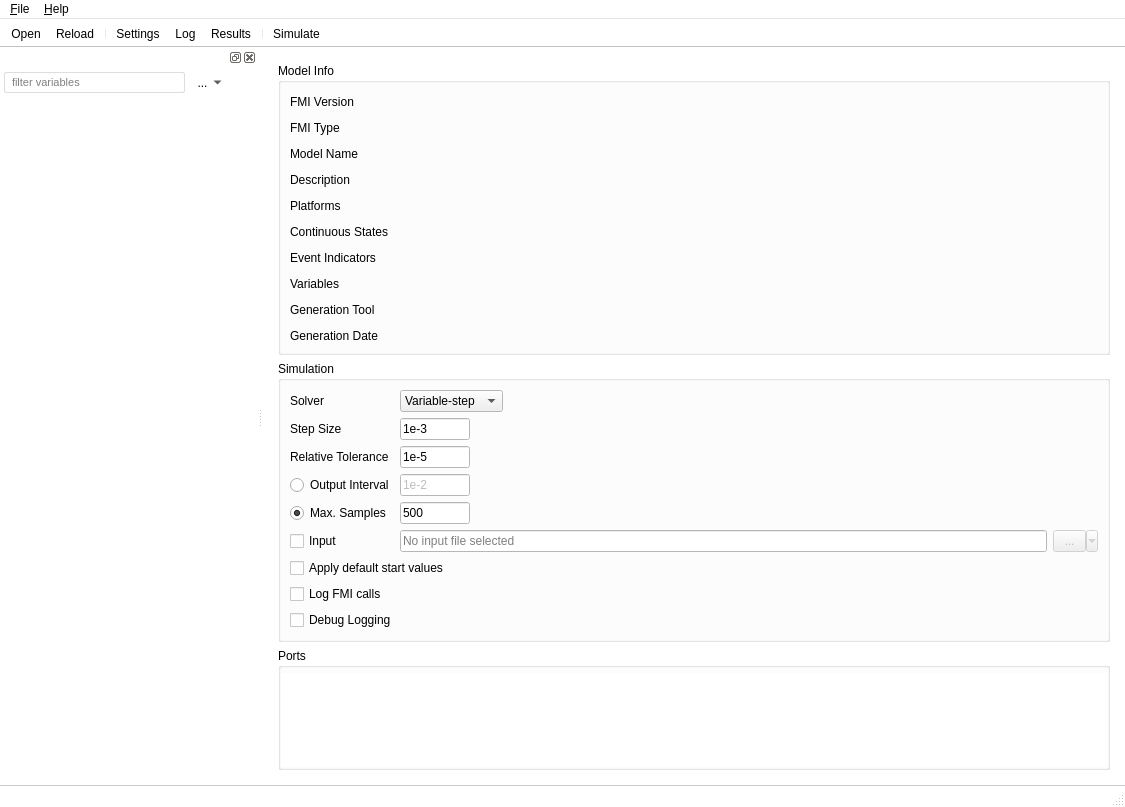
Qt form fmpy/gui/forms/MainWindow.ui (CATIA-Systems/FMPy) before a commit.
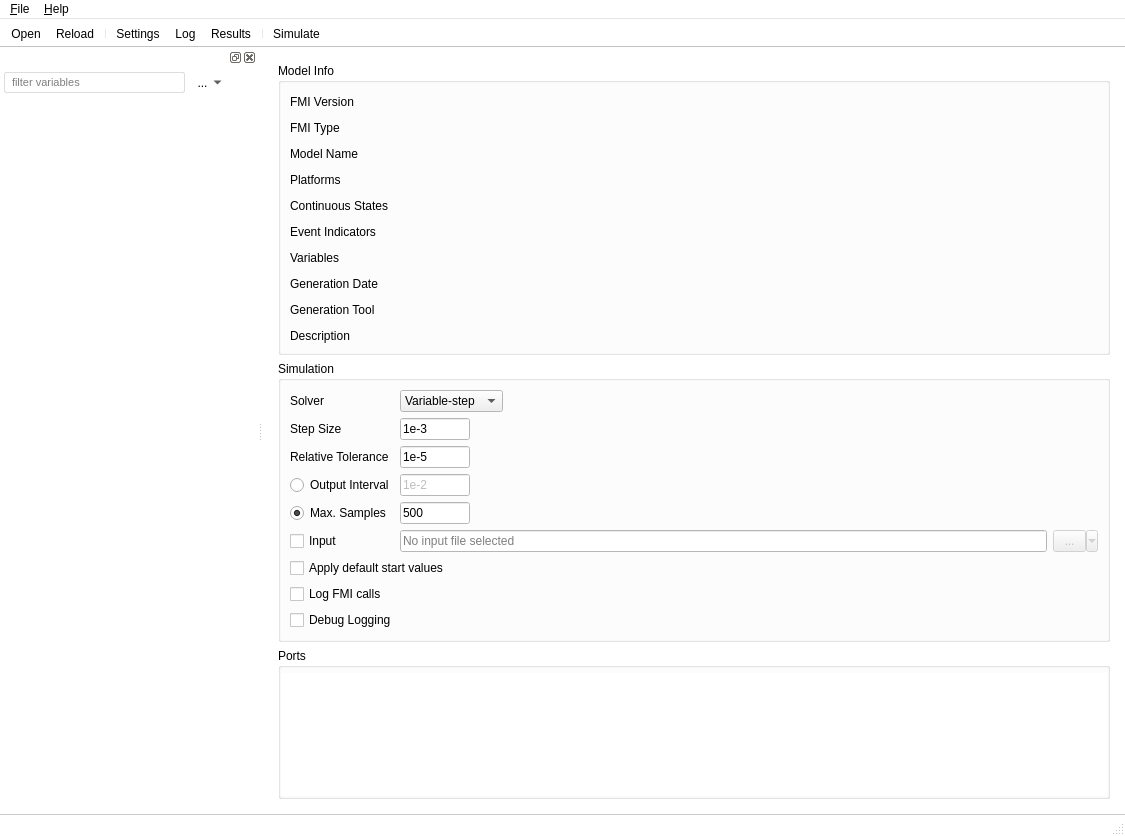
The same form after that commit. The open tabs and pages were chosen to show the change. Icons and pictures are not drawn. Custom widgets are drawn as their Qt base class.

Commit message:
Show scaled model.png in "Model Info"
and full size as tooltip

The edit to the form file:
```diff
--- a/fmpy/gui/forms/MainWindow.ui
+++ b/fmpy/gui/forms/MainWindow.ui
@@ -7,7 +7,7 @@
     <x>0</x>
     <y>0</y>
     <width>1125</width>
-    <height>807</height>
+    <height>836</height>
    </rect>
   </property>
   <property name="palette">
@@ -334,142 +334,6 @@
            <property name="verticalSpacing">
             <number>12</number>
            </property>
-           <item row="10" column="0">
-            <widget class="QLabel" name="label_7">
-             <property name="sizePolicy">
-              <sizepolicy hsizetype="Minimum" vsizetype="Preferred">
-               <horstretch>0</horstretch>
-               <verstretch>0</verstretch>
-              </sizepolicy>
-             </property>
-             <property name="text">
-              <string>Generation Tool</string>
-             </property>
-             <property name="alignment">
-              <set>Qt::AlignLeading|Qt::AlignLeft|Qt::AlignTop</set>
-             </property>
-            </widget>
-           </item>
-           <item row="11" column="1">
-            <widget class="QLabel" name="generationDateAndTimeLabel">
-             <property name="sizePolicy">
-              <sizepolicy hsizetype="Expanding" vsizetype="Preferred">
-               <horstretch>0</horstretch>
-               <verstretch>0</verstretch>
-              </sizepolicy>
-             </property>
-             <property name="text">
-              <string/>
-             </property>
-             <property name="textInteractionFlags">
-              <set>Qt::LinksAccessibleByMouse|Qt::TextSelectableByMouse</set>
-             </property>
-            </widget>
-           </item>
-           <item row="11" column="0">
-            <widget class="QLabel" name="label_8">
-             <property name="sizePolicy">
-              <sizepolicy hsizetype="Minimum" vsizetype="Preferred">
-               <horstretch>0</horstretch>
-               <verstretch>0</verstretch>
-              </sizepolicy>
-             </property>
-             <property name="text">
-              <string>Generation Date</string>
-             </property>
-            </widget>
-           </item>
-           <item row="9" column="1">
-            <widget class="QLabel" name="numberOfVariablesLabel">
-             <property name="text">
-              <string/>
-             </property>
-            </widget>
-           </item>
-           <item row="8" column="0">
-            <widget class="QLabel" name="label_12">
-             <property name="sizePolicy">
-              <sizepolicy hsizetype="Minimum" vsizetype="Preferred">
-               <horstretch>0</horstretch>
-               <verstretch>0</verstretch>
-              </sizepolicy>
-             </property>
-             <property name="text">
-              <string>Event Indicators</string>
-             </property>
-            </widget>
-           </item>
-           <item row="7" column="0">
-            <widget class="QLabel" name="label_10">
-             <property name="sizePolicy">
-              <sizepolicy hsizetype="Minimum" vsizetype="Preferred">
-               <horstretch>0</horstretch>
-               <verstretch>0</verstretch>
-              </sizepolicy>
-             </property>
-             <property name="text">
-              <string>Continuous States</string>
-             </property>
-            </widget>
-           </item>
-           <item row="7" column="1">
-            <widget class="QLabel" name="numberOfContinuousStatesLabel">
-             <property name="sizePolicy">
-              <sizepolicy hsizetype="Expanding" vsizetype="Preferred">
-               <horstretch>0</horstretch>
-               <verstretch>0</verstretch>
-              </sizepolicy>
-             </property>
-             <property name="text">
-              <string/>
-             </property>
-             <property name="textInteractionFlags">
-              <set>Qt::LinksAccessibleByMouse|Qt::TextSelectableByMouse</set>
-             </property>
-            </widget>
-           </item>
-           <item row="10" column="1">
-            <widget class="QLabel" name="generationToolLabel">
-             <property name="sizePolicy">
-              <sizepolicy hsizetype="Expanding" vsizetype="Preferred">
-               <horstretch>0</horstretch>
-               <verstretch>0</verstretch>
-              </sizepolicy>
-             </property>
-             <property name="text">
-              <string/>
-             </property>
-             <property name="wordWrap">
-              <bool>true</bool>
-             </property>
-             <property name="textInteractionFlags">
-              <set>Qt::LinksAccessibleByMouse|Qt::TextSelectableByMouse</set>
-             </property>
-            </widget>
-           </item>
-           <item row="8" column="1">
-            <widget class="QLabel" name="numberOfEventIndicatorsLabel">
-             <property name="sizePolicy">
-              <sizepolicy hsizetype="Expanding" vsizetype="Preferred">
-               <horstretch>0</horstretch>
-               <verstretch>0</verstretch>
-              </sizepolicy>
-             </property>
-             <property name="text">
-              <string/>
-             </property>
-             <property name="textInteractionFlags">
-              <set>Qt::LinksAccessibleByMouse|Qt::TextSelectableByMouse</set>
-             </property>
-            </widget>
-           </item>
-           <item row="9" column="0">
-            <widget class="QLabel" name="label_20">
-             <property name="text">
-              <string>Variables</string>
-             </property>
-            </widget>
-           </item>
            <item row="2" column="1">
             <widget class="QLabel" name="modelNameLabel">
              <property name="sizePolicy">
@@ -489,48 +353,6 @@
              </property>
             </widget>
            </item>
-           <item row="3" column="0">
-            <widget class="QLabel" name="label_22">
-             <property name="sizePolicy">
-              <sizepolicy hsizetype="Minimum" vsizetype="Preferred">
-               <horstretch>0</horstretch>
-               <verstretch>0</verstretch>
-              </sizepolicy>
-             </property>
-             <property name="text">
-              <string>Description</string>
-             </property>
-             <property name="alignment">
-              <set>Qt::AlignLeading|Qt::AlignLeft|Qt::AlignTop</set>
-             </property>
-            </widget>
-           </item>
-           <item row="3" column="1">
-            <widget class="QLabel" name="descriptionLabel">
-             <property name="sizePolicy">
-              <sizepolicy hsizetype="Expanding" vsizetype="Preferred">
-               <horstretch>0</horstretch>
-               <verstretch>0</verstretch>
-              </sizepolicy>
-             </property>
-             <property name="text">
-              <string/>
-             </property>
-             <property name="wordWrap">
-              <bool>true</bool>
-             </property>
-             <property name="textInteractionFlags">
-              <set>Qt::LinksAccessibleByMouse|Qt::TextSelectableByMouse</set>
-             </property>
-            </widget>
-           </item>
-           <item row="1" column="0">
-            <widget class="QLabel" name="label_5">
-             <property name="text">
-              <string>FMI Type</string>
-             </property>
-            </widget>
-           </item>
            <item row="0" column="0">
             <widget class="QLabel" name="label_3">
              <property name="sizePolicy">
@@ -544,6 +366,13 @@
              </property>
             </widget>
            </item>
+           <item row="6" column="0">
+            <widget class="QLabel" name="label_20">
+             <property name="text">
+              <string>Variables</string>
+             </property>
+            </widget>
+           </item>
            <item row="0" column="1">
             <widget class="QLabel" name="fmiVersionLabel">
              <property name="sizePolicy">
@@ -560,6 +389,13 @@
              </property>
             </widget>
            </item>
+           <item row="6" column="1">
+            <widget class="QLabel" name="numberOfVariablesLabel">
+             <property name="text">
+              <string/>
+             </property>
+            </widget>
+           </item>
            <item row="1" column="1">
             <widget class="QLabel" name="fmiTypeLabel">
              <property name="text">
@@ -567,6 +403,61 @@
              </property>
             </widget>
            </item>
+           <item row="7" column="0">
+            <widget class="QLabel" name="label_8">
+             <property name="sizePolicy">
+              <sizepolicy hsizetype="Minimum" vsizetype="Preferred">
+               <horstretch>0</horstretch>
+               <verstretch>0</verstretch>
+              </sizepolicy>
+             </property>
+             <property name="text">
+              <string>Generation Date</string>
+             </property>
+            </widget>
+           </item>
+           <item row="5" column="1">
+            <widget class="QLabel" name="numberOfEventIndicatorsLabel">
+             <property name="sizePolicy">
+              <sizepolicy hsizetype="Expanding" vsizetype="Preferred">
+               <horstretch>0</horstretch>
+               <verstretch>0</verstretch>
+              </sizepolicy>
+             </property>
+             <property name="text">
+              <string/>
+             </property>
+             <property name="textInteractionFlags">
+              <set>Qt::LinksAccessibleByMouse|Qt::TextSelectableByMouse</set>
+             </property>
+            </widget>
+           </item>
+           <item row="5" column="0">
+            <widget class="QLabel" name="label_12">
+             <property name="sizePolicy">
+              <sizepolicy hsizetype="Minimum" vsizetype="Preferred">
+               <horstretch>0</horstretch>
+               <verstretch>0</verstretch>
+              </sizepolicy>
+             </property>
+             <property name="text">
+              <string>Event Indicators</string>
+             </property>
+            </widget>
+           </item>
+           <item row="4" column="0">
+            <widget class="QLabel" name="label_10">
+             <property name="sizePolicy">
+              <sizepolicy hsizetype="Minimum" vsizetype="Preferred">
+               <horstretch>0</horstretch>
+               <verstretch>0</verstretch>
+              </sizepolicy>
+             </property>
+             <property name="text">
+              <string>Continuous States</string>
+             </property>
+            </widget>
+           </item>
            <item row="2" column="0">
             <widget class="QLabel" name="label_4">
              <property name="sizePolicy">
@@ -583,7 +474,37 @@
              </property>
             </widget>
            </item>
-           <item row="4" column="0">
+           <item row="3" column="1">
+            <widget class="QLabel" name="platformsLabel">
+             <property name="text">
+              <string/>
+             </property>
+            </widget>
+           </item>
+           <item row="7" column="1">
+            <widget class="QLabel" name="generationDateAndTimeLabel">
+             <property name="sizePolicy">
+              <sizepolicy hsizetype="Expanding" vsizetype="Preferred">
+               <horstretch>0</horstretch>
+               <verstretch>0</verstretch>
+              </sizepolicy>
+             </property>
+             <property name="text">
+              <string/>
+             </property>
+             <property name="textInteractionFlags">
+              <set>Qt::LinksAccessibleByMouse|Qt::TextSelectableByMouse</set>
+             </property>
+            </widget>
+           </item>
+           <item row="1" column="0">
+            <widget class="QLabel" name="label_5">
+             <property name="text">
+              <string>FMI Type</string>
+             </property>
+            </widget>
+           </item>
+           <item row="3" column="0">
             <widget class="QLabel" name="label">
              <property name="text">
               <string>Platforms</string>
@@ -591,9 +512,95 @@
             </widget>
            </item>
            <item row="4" column="1">
-            <widget class="QLabel" name="platformsLabel">
+            <widget class="QLabel" name="numberOfContinuousStatesLabel">
+             <property name="sizePolicy">
+              <sizepolicy hsizetype="Expanding" vsizetype="Preferred">
+               <horstretch>0</horstretch>
+               <verstretch>0</verstretch>
+              </sizepolicy>
+             </property>
              <property name="text">
               <string/>
+             </property>
+             <property name="textInteractionFlags">
+              <set>Qt::LinksAccessibleByMouse|Qt::TextSelectableByMouse</set>
+             </property>
+            </widget>
+           </item>
+           <item row="9" column="1" colspan="2">
+            <widget class="QLabel" name="descriptionLabel">
+             <property name="sizePolicy">
+              <sizepolicy hsizetype="Expanding" vsizetype="Preferred">
+               <horstretch>0</horstretch>
+               <verstretch>0</verstretch>
+              </sizepolicy>
+             </property>
+             <property name="text">
+              <string/>
+             </property>
+             <property name="wordWrap">
+              <bool>true</bool>
+             </property>
+             <property name="textInteractionFlags">
+              <set>Qt::LinksAccessibleByMouse|Qt::TextSelectableByMouse</set>
+             </property>
+            </widget>
+           </item>
+           <item row="9" column="0">
+            <widget class="QLabel" name="label_22">
+             <property name="sizePolicy">
+              <sizepolicy hsizetype="Minimum" vsizetype="Preferred">
+               <horstretch>0</horstretch>
+               <verstretch>0</verstretch>
+              </sizepolicy>
+             </property>
+             <property name="text">
+              <string>Description</string>
+             </property>
+             <property name="alignment">
+              <set>Qt::AlignLeading|Qt::AlignLeft|Qt::AlignTop</set>
+             </property>
+            </widget>
+           </item>
+           <item row="8" column="1" colspan="2">
+            <widget class="QLabel" name="generationToolLabel">
+             <property name="sizePolicy">
+              <sizepolicy hsizetype="Expanding" vsizetype="Preferred">
+               <horstretch>0</horstretch>
+               <verstretch>0</verstretch>
+              </sizepolicy>
+             </property>
+             <property name="text">
+              <string/>
+             </property>
+             <property name="wordWrap">
+              <bool>true</bool>
+             </property>
+             <property name="textInteractionFlags">
+              <set>Qt::LinksAccessibleByMouse|Qt::TextSelectableByMouse</set>
+             </property>
+            </widget>
+           </item>
+           <item row="8" column="0">
+            <widget class="QLabel" name="label_7">
+             <property name="sizePolicy">
+              <sizepolicy hsizetype="Minimum" vsizetype="Preferred">
+               <horstretch>0</horstretch>
+               <verstretch>0</verstretch>
+              </sizepolicy>
+             </property>
+             <property name="text">
+              <string>Generation Tool</string>
+             </property>
+             <property name="alignment">
+              <set>Qt::AlignLeading|Qt::AlignLeft|Qt::AlignTop</set>
+             </property>
+            </widget>
+           </item>
+           <item row="0" column="2" rowspan="8">
+            <widget class="QLabel" name="modelImageLabel">
+             <property name="frameShadow">
+              <enum>QFrame::Sunken</enum>
              </property>
             </widget>
            </item>
```
The commit also changes 1 other file.
